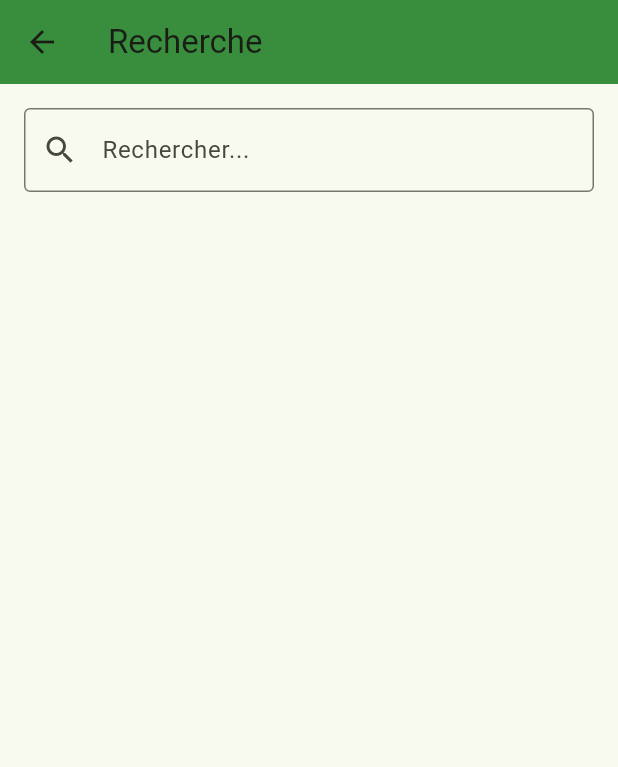
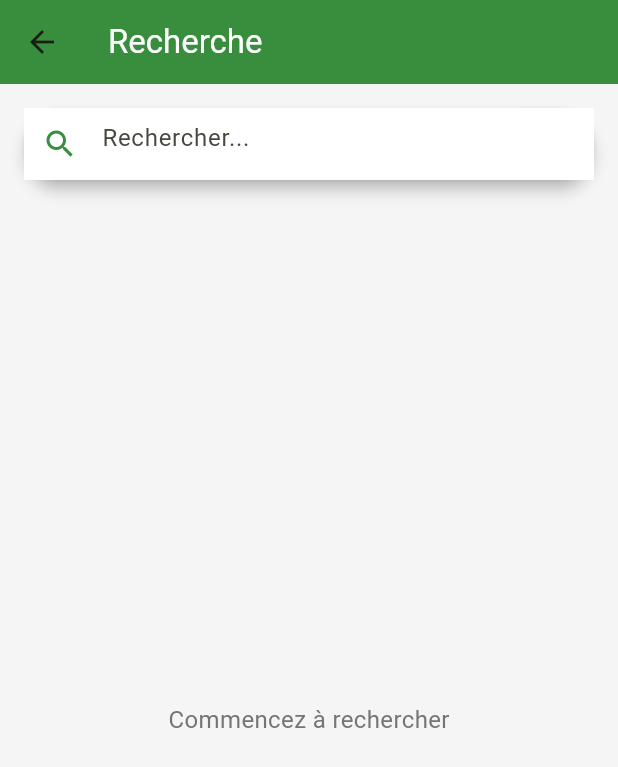
Before and after one commit to ibrahimf38/Malidiscover, a Flutter app: the SearchPage screen opened directly, on a phone screen of 412 x 824 dp. Shown: the top 767 px of the screen. Run offline on Flutter 3.47's test engine with Material 3 defaults, Android fonts, the phone set to English and light mode, and no system bars; our stand-ins replace firebase_auth, firebase_core, flutter_animate, flutter_map, google_sign_in, image_picker and 3 more; accounts and stored records are empty.

Commit message:
Update search_page.dart

```diff
--- a/lib/pages/search_page.dart
+++ b/lib/pages/search_page.dart
@@ -1,3 +1,65 @@
+// import 'package:flutter/material.dart';
+
+// class SearchPage extends StatefulWidget {
+//   const SearchPage({super.key});
+
+//   @override
+//   State<SearchPage> createState() => _SearchPageState();
+// }
+
+// class _SearchPageState extends State<SearchPage> {
+//   List<String> data = ["Hotel Maria","Festival culturel à Bamako", "Restaurant Kati","Randonnée à Ségou","Restaurant Soleil","Exploration du Pays Dogon","Restaurant delicia","Restaurant Sofia","Hotel doumb","Hasalah Hotel"];
+//   List<String> results = [];
+
+//   @override
+//   Widget build(BuildContext context) {
+//     return Scaffold(
+//       appBar: AppBar(
+//         title: Text("Recherche"),
+//         backgroundColor: Colors.green.shade700,
+//       ),
+//       body: Padding(
+//         padding: const EdgeInsets.all(16.0),
+//         child: Column(
+//           children: [
+//             TextField(
+//               decoration: InputDecoration(
+//                 labelText: "Rechercher...",
+//                 border: OutlineInputBorder(),
+//                 prefixIcon: Icon(Icons.search),
+//               ),
+//               onChanged: (value) {
+//                 setState(() {
+//                   results = data
+//                       .where((element) =>
+//                           element.toLowerCase().contains(value.toLowerCase()))
+//                       .toList();
+//                 });
+//               },
+//             ),
+//             SizedBox(height: 20),
+//             Expanded(
+//               child: ListView.builder(
+//                 itemCount: results.length,
+//                 itemBuilder: (context, index) {
+//                   return ListTile(
+//                     title: Text(results[index]),
+//                   );
+//                 },
+//               ),
+//             ),
+//           ],
+//         ),
+//       ),
+//     );
+//   }
+// }
+
+
+
+
+
+
 import 'package:flutter/material.dart';
 
 class SearchPage extends StatefulWidget {
@@ -8,28 +70,80 @@ class SearchPage extends StatefulWidget {
 }
 
 class _SearchPageState extends State<SearchPage> {
-  List<String> data = ["Hotel Maria","Festival culturel à Bamako", "Restaurant Kati","Randonnée à Ségou","Restaurant Soleil","Exploration du Pays Dogon","Restaurant delicia","Restaurant Sofia","Hotel doumb","Hasalah Hotel"];
+  List<String> data = [
+    "Hotel Maria",
+    "Festival culturel à Bamako",
+    "Restaurant Kati",
+    "Randonnée à Ségou",
+    "Restaurant Soleil",
+    "Exploration du Pays Dogon",
+    "Restaurant delicia",
+    "Restaurant Sofia",
+    "Hotel doumb",
+    "Hasalah Hotel"
+  ];
+
   List<String> results = [];
+  final TextEditingController _searchController = TextEditingController();
+  bool _isSearching = false;
+
+  @override
+  void dispose() {
+    _searchController.dispose();
+    super.dispose();
+  }
+
+  IconData _getIconForType(String text) {
+    if (text.toLowerCase().contains('hotel')) {
+      return Icons.hotel;
+    } else if (text.toLowerCase().contains('restaurant')) {
+      return Icons.restaurant;
+    } else {
+      return Icons.place;
+    }
+  }
 
   @override
   Widget build(BuildContext context) {
     return Scaffold(
+      backgroundColor: Colors.grey.shade100,
       appBar: AppBar(
-        title: Text("Recherche"),
+        title: const Text("Recherche", style: TextStyle(color: Colors.white)),
         backgroundColor: Colors.green.shade700,
+        elevation: 0,
       ),
-      body: Padding(
+      body: Column(  // Correction: body au lieu de Body
+        children: [
+          // Barre de recherche
+          Padding(
             padding: const EdgeInsets.all(16.0),
-        child: Column(
-          children: [
-            TextField(
+            child: Material(
+              elevation: 4,
+              borderRadius: BorderRadius.circular(30),
+              child: TextField(
+                controller: _searchController,
                 decoration: InputDecoration(
-                labelText: "Rechercher...",
-                border: OutlineInputBorder(),
-                prefixIcon: Icon(Icons.search),
+                  hintText: "Rechercher...",
+                  border: InputBorder.none,
+                  prefixIcon: Icon(Icons.search, color: Colors.green.shade700),
+                  suffixIcon: _isSearching
+                      ? IconButton(
+                          icon: const Icon(Icons.close),
+                          onPressed: () {
+                            _searchController.clear();
+                            setState(() {
+                              results = [];
+                              _isSearching = false;
+                            });
+                          },
+                        )
+                      : null,
+                  filled: true,
+                  fillColor: Colors.white,
                 ),
                 onChanged: (value) {
                   setState(() {
+                    _isSearching = value.isNotEmpty;
                     results = data
                         .where((element) =>
                             element.toLowerCase().contains(value.toLowerCase()))
@@ -37,20 +151,43 @@ class _SearchPageState extends State<SearchPage> {
                   });
                 },
               ),
-            SizedBox(height: 20),
+            ),
+          ),
+
+          // Résultats
           Expanded(
-              child: ListView.builder(
+            child: results.isNotEmpty
+                ? ListView.builder(
                     itemCount: results.length,
                     itemBuilder: (context, index) {
-                  return ListTile(
+                      return Card(
+                        margin: const EdgeInsets.symmetric(
+                            horizontal: 16, vertical: 8),
+                        child: ListTile(
+                          leading: Icon(
+                            _getIconForType(results[index]),
+                            color: Colors.green.shade700,
+                          ),
                           title: Text(results[index]),
+                          onTap: () {
+                            // Action au clic
+                          },
+                        ),
                       );
                     },
+                  )
+                : Center(
+                    child: Text(
+                      _isSearching ? "Aucun résultat" : "Commencez à rechercher",
+                      style: TextStyle(
+                        color: Colors.grey.shade600,
+                        fontSize: 16,
+                      ),
+                    ),
                   ),
           ),
         ],
       ),
-      ),
     );
   }
 }
```
Lines whose indentation alone changed are shown as unchanged.
